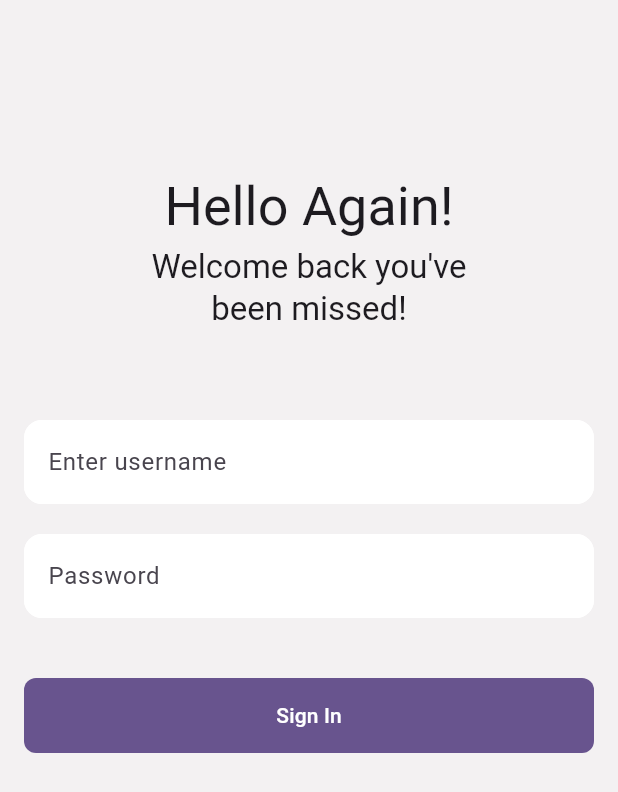
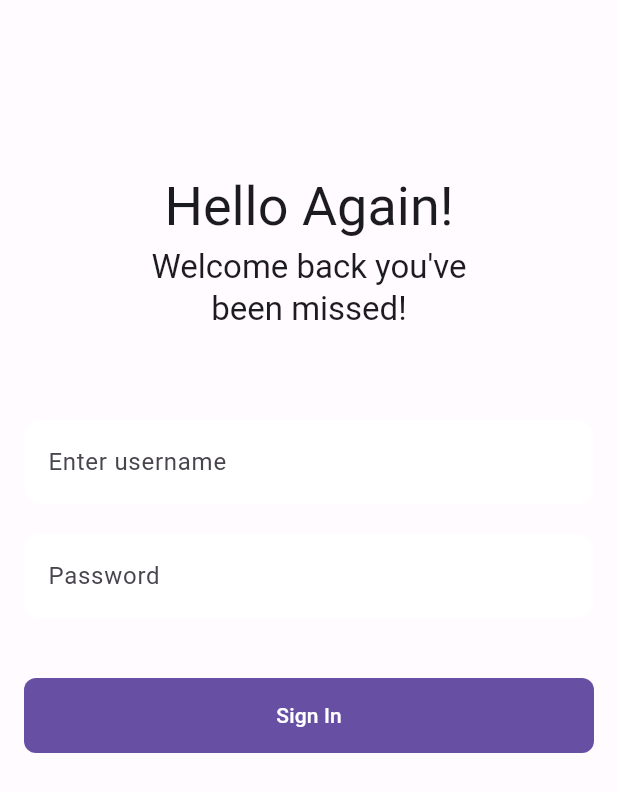
Before and after one commit to kapil708/social_media_block_demo, a Flutter app: the screen it shows after launch, on a phone screen of 412 x 824 dp. Shown: the top 792 px of the screen. Run offline on Flutter 3.47's test engine with Material 2 defaults, Android fonts, the light colour scheme and no system bars; our stand-ins replace dartz, equatable, flutter_bloc, get_it, go_router, infinite_scroll_pagination and 2 more; generated files the repository leaves out were written again.

Commit message:
- Theming with dark mode - app bloc

```diff
--- /dev/null
+++ b/lib/core/enums/app_theme_mode.dart
@@ -0,0 +1,13 @@
+import 'package:flutter/material.dart';
+
+enum AppThemeMode {
+  system(ThemeMode.system, Icons.settings, 'System'),
+  light(ThemeMode.light, Icons.light_mode, 'Light'),
+  dark(ThemeMode.dark, Icons.dark_mode, 'Dark');
+
+  const AppThemeMode(this.value, this.iconData, this.text);
+
+  final ThemeMode value;
+  final IconData iconData;
+  final String text;
+}
--- a/lib/main.dart
+++ b/lib/main.dart
@@ -4,8 +4,9 @@ import 'package:flutter_gen/gen_l10n/app_localizations.dart';
 import 'package:go_router/go_router.dart';
 
 import 'core/route/app_router.dart';
+import 'core/theme/color_schemes.g.dart';
 import 'injection_container.dart' as di;
-import 'presentation/bloc/language/language_bloc.dart';
+import 'presentation/bloc/language/app_bloc.dart';
 
 void main() async {
   WidgetsFlutterBinding.ensureInitialized();
@@ -23,8 +24,8 @@ class MyApp extends StatelessWidget {
   @override
   Widget build(BuildContext context) {
     return BlocProvider(
-      create: (context) => LanguageBloc()..add(GetLanguage()),
-      child: BlocBuilder<LanguageBloc, LanguageState>(
+      create: (context) => AppBloc()..add(OnAppInit()),
+      child: BlocBuilder<AppBloc, AppState>(
         builder: (context, state) {
           return MaterialApp.router(
             debugShowCheckedModeBanner: false,
@@ -32,11 +33,9 @@ class MyApp extends StatelessWidget {
             routerConfig: _router,
 
             /// Theming
-            theme: ThemeData(
-              colorScheme: ColorScheme.fromSeed(seedColor: Colors.deepPurple),
-              useMaterial3: true,
-              scaffoldBackgroundColor: const Color(0xFFF3F1F2),
-            ),
+            themeMode: state.selectedThemeMode.value,
+            theme: ThemeData(useMaterial3: true, colorScheme: lightColorScheme),
+            darkTheme: ThemeData(useMaterial3: true, colorScheme: darkColorScheme),
 
             /// Localization
             locale: state.selectedLanguage.value,
--- /dev/null
+++ b/lib/presentation/bloc/language/app_bloc.dart
@@ -0,0 +1,39 @@
+import 'package:equatable/equatable.dart';
+import 'package:flutter/material.dart';
+import 'package:flutter_bloc/flutter_bloc.dart';
+import 'package:social_media_block_demo/core/enums/app_theme_mode.dart';
+import 'package:social_media_block_demo/data/data_sources/local_data_source.dart';
+import 'package:social_media_block_demo/injection_container.dart';
+
+import '../../../core/enums/language.dart';
+
+part 'app_event.dart';
+part 'app_state.dart';
+
+class AppBloc extends Bloc<AppEvent, AppState> {
+  AppBloc() : super(const AppState()) {
+    on<OnAppInit>(onAppInit);
+    on<ChangeLanguage>(onChangeLanguage);
+    on<ChangeThemeMode>(onChangeThemeMode);
+  }
+
+  onChangeLanguage(ChangeLanguage event, Emitter<AppState> emit) async {
+    await locator.get<LocalDataSource>().cacheLanguage(event.selectedLanguage.value.languageCode);
+    emit(state.copyWith(selectedLanguage: event.selectedLanguage));
+  }
+
+  onChangeThemeMode(ChangeThemeMode event, Emitter<AppState> emit) async {
+    await locator.get<LocalDataSource>().cacheThemeMode(event.selectedThemeMode.value.name);
+    emit(state.copyWith(selectedThemeMode: event.selectedThemeMode));
+  }
+
+  onAppInit(OnAppInit event, Emitter<AppState> emit) async {
+    final selectedLanguage = locator.get<LocalDataSource>().getLanguage();
+    final selectedThemeMode = locator.get<LocalDataSource>().getThemeMode();
+
+    emit(state.copyWith(
+      selectedLanguage: selectedLanguage != null ? Language.values.where((item) => item.value.languageCode == selectedLanguage).first : Language.english,
+      selectedThemeMode: selectedThemeMode != null ? AppThemeMode.values.where((themeMode) => themeMode.value.name == selectedThemeMode).first : AppThemeMode.system,
+    ));
+  }
+}
--- /dev/null
+++ b/lib/presentation/bloc/language/app_event.dart
@@ -0,0 +1,27 @@
+part of 'app_bloc.dart';
+
+@immutable
+abstract class AppEvent extends Equatable {
+  const AppEvent();
+
+  @override
+  List<Object> get props => [];
+}
+
+class ChangeLanguage extends AppEvent {
+  const ChangeLanguage({required this.selectedLanguage});
+  final Language selectedLanguage;
+
+  @override
+  List<Object> get props => [selectedLanguage];
+}
+
+class ChangeThemeMode extends AppEvent {
+  const ChangeThemeMode({required this.selectedThemeMode});
+  final AppThemeMode selectedThemeMode;
+
+  @override
+  List<Object> get props => [selectedThemeMode];
+}
+
+class OnAppInit extends AppEvent {}
--- /dev/null
+++ b/lib/presentation/bloc/language/app_state.dart
@@ -0,0 +1,22 @@
+part of 'app_bloc.dart';
+
+class AppState extends Equatable {
+  const AppState({
+    Language? selectedLanguage,
+    AppThemeMode? selectedThemeMode,
+  })  : selectedLanguage = selectedLanguage ?? Language.english,
+        selectedThemeMode = selectedThemeMode ?? AppThemeMode.system;
+
+  final Language selectedLanguage;
+  final AppThemeMode selectedThemeMode;
+
+  @override
+  List<Object> get props => [selectedLanguage, selectedThemeMode];
+
+  AppState copyWith({Language? selectedLanguage, AppThemeMode? selectedThemeMode}) {
+    return AppState(
+      selectedLanguage: selectedLanguage ?? this.selectedLanguage,
+      selectedThemeMode: selectedThemeMode ?? this.selectedThemeMode,
+    );
+  }
+}
--- a/lib/presentation/bloc/language/language_bloc.dart
+++ /dev/null
@@ -1,29 +0,0 @@
-import 'package:equatable/equatable.dart';
-import 'package:flutter/material.dart';
-import 'package:flutter_bloc/flutter_bloc.dart';
-import 'package:social_media_block_demo/data/data_sources/local_data_source.dart';
-import 'package:social_media_block_demo/injection_container.dart';
-
-import '../../../core/language/language.dart';
-
-part 'language_event.dart';
-part 'language_state.dart';
-
-class LanguageBloc extends Bloc<LanguageEvent, LanguageState> {
-  LanguageBloc() : super(const LanguageState()) {
-    on<ChangeLanguage>(onChangeLanguage);
-    on<GetLanguage>(onGetLanguage);
-  }
-
-  onChangeLanguage(ChangeLanguage event, Emitter<LanguageState> emit) async {
-    await locator.get<LocalDataSource>().cacheLanguage(event.selectedLanguage.value.languageCode);
-    emit(state.copyWith(selectedLanguage: event.selectedLanguage));
-  }
-
-  onGetLanguage(GetLanguage event, Emitter<LanguageState> emit) async {
-    final selectedLanguage = locator.get<LocalDataSource>().getLanguage();
-    emit(state.copyWith(
-      selectedLanguage: selectedLanguage != null ? Language.values.where((item) => item.value.languageCode == selectedLanguage).first : Language.english,
-    ));
-  }
-}
--- a/lib/presentation/bloc/language/language_event.dart
+++ /dev/null
@@ -1,19 +0,0 @@
-part of 'language_bloc.dart';
-
-@immutable
-abstract class LanguageEvent extends Equatable {
-  const LanguageEvent();
-
-  @override
-  List<Object> get props => [];
-}
-
-class ChangeLanguage extends LanguageEvent {
-  const ChangeLanguage({required this.selectedLanguage});
-  final Language selectedLanguage;
-
-  @override
-  List<Object> get props => [selectedLanguage];
-}
-
-class GetLanguage extends LanguageEvent {}
--- a/lib/presentation/bloc/language/language_state.dart
+++ /dev/null
@@ -1,18 +0,0 @@
-part of 'language_bloc.dart';
-
-class LanguageState extends Equatable {
-  const LanguageState({
-    Language? selectedLanguage,
-  }) : selectedLanguage = selectedLanguage ?? Language.english;
-
-  final Language selectedLanguage;
-
-  @override
-  List<Object> get props => [selectedLanguage];
-
-  LanguageState copyWith({Language? selectedLanguage}) {
-    return LanguageState(
-      selectedLanguage: selectedLanguage ?? this.selectedLanguage,
-    );
-  }
-}
--- a/lib/presentation/bloc/splash/splash_bloc.dart
+++ b/lib/presentation/bloc/splash/splash_bloc.dart
@@ -13,8 +13,7 @@ class SplashBloc extends Bloc<SplashEvent, SplashState> {
     on<SplashLoginCheck>((event, emit) async {
       await Future.delayed(const Duration(seconds: 2));
 
-      final LocalDataSource localDatSource = locator.get<LocalDataSource>();
-      bool isLogin = await localDatSource.isLogin();
+      bool isLogin = await locator.get<LocalDataSource>().isLogin();
 
       emit(SplashLoginChecked(isLogin));
     });
```
Also changed, not shown: lib/data/data_sources/local_data_source.dart (+18 -0 lines), lib/presentation/pages/home/home_page.dart (+39 -4 lines), lib/core/enums/language.dart (renamed from lib/core/language/language.dart), lib/core/theme/color_schemes.g.dart (added).
